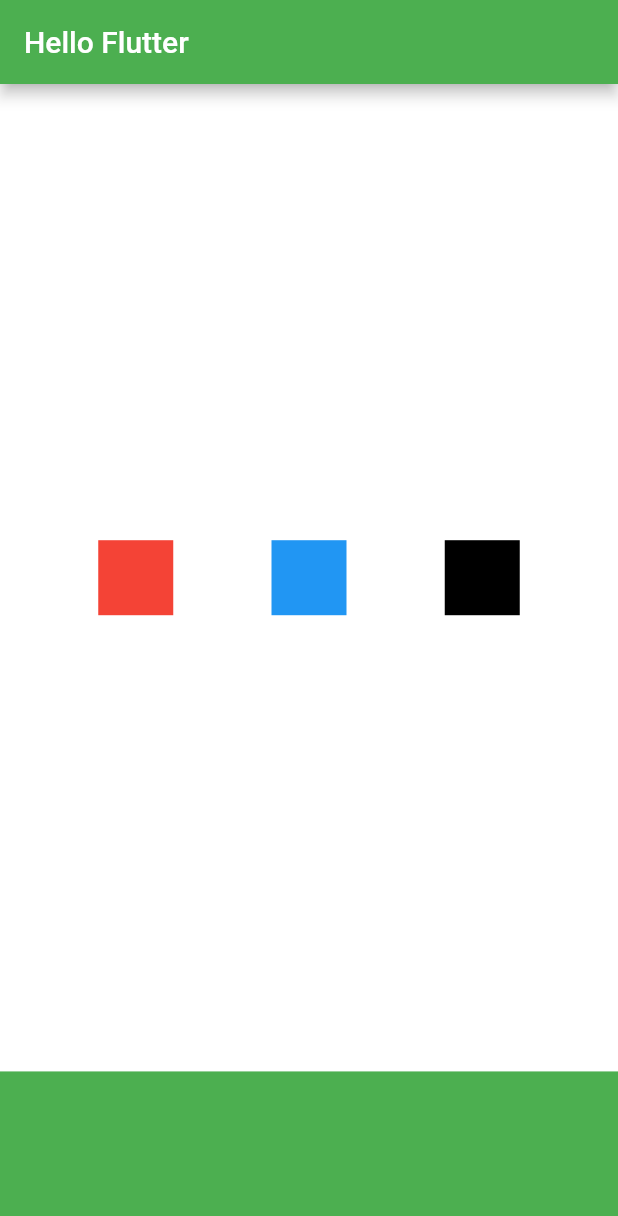
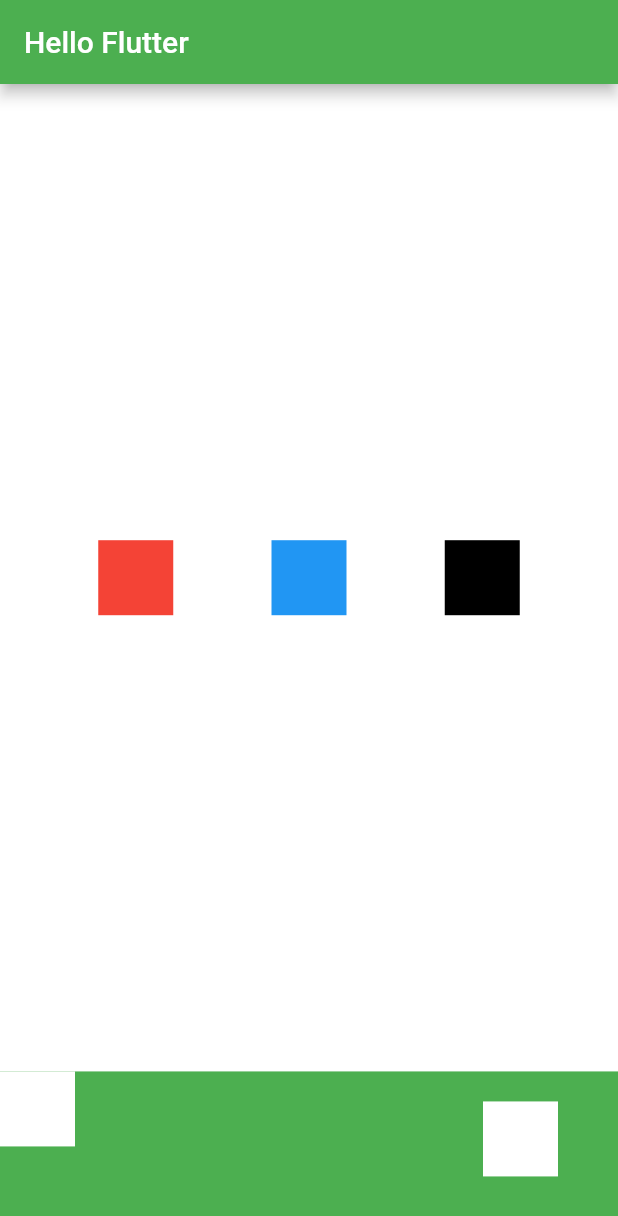
Before and after one commit to Drapegnik/hello_flutter, a Flutter app: the screen it shows after launch, on a phone screen of 412 x 824 dp. Shown: the top 1216 px of the screen. Run offline on Flutter 3.47's test engine with Material 2 defaults, Android fonts, the phone set to English and light mode, and no system bars.

Commit message:
layout: stack

```diff
--- a/lib/main.dart
+++ b/lib/main.dart
@@ -50,9 +50,22 @@ class MyApp extends StatelessWidget {
                       ))),
               Expanded(
                   flex: 1,
-                  child: Container(
-                      color: Colors.green,
-                      constraints: BoxConstraints.expand()))
+                  child: Stack(alignment: Alignment.bottomRight, children: [
+                    Container(
+                        color: Colors.green,
+                        constraints: BoxConstraints.expand()),
+                    IndexedStack(index: 1, children: [
+                      Padding(
+                          padding: const EdgeInsets.all(30.0),
+                          child: Square(color: Colors.black)),
+                      Padding(
+                          padding: const EdgeInsets.all(20.0),
+                          child: Square(color: Colors.white)),
+                    ]),
+                    Align(
+                        child: Square(color: Colors.white),
+                        alignment: Alignment.topLeft)
+                  ]))
             ])));
   }
 }
```
